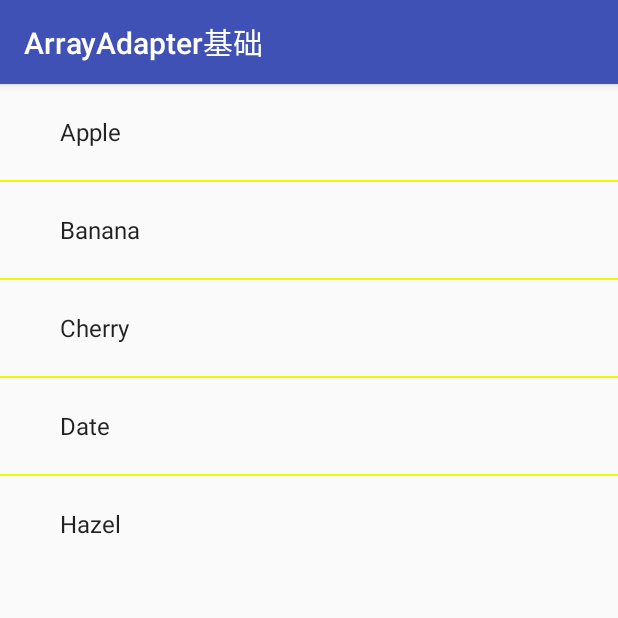
After one commit to LinTeX9527/AndroidStudyNote, an Android app: the TestArrayAdapterActivity screen opened directly, with no data from a screen before it, on a phone screen of 412 x 824 dp, the top half of it. The commit adds this screen. Run offline under Robolectric (Android 15) with nearby library versions, the phone set to English and light mode, and no system bars.

Commit message:
ArrayAdapter基础

```diff
--- a/runoob/src/main/AndroidManifest.xml
+++ b/runoob/src/main/AndroidManifest.xml
@@ -141,12 +141,9 @@
                 <category android:name="android.intent.category.DEFAULT" />
             </intent-filter>
         </activity>
-
-
         <activity
             android:name=".TestTimePickerActivity"
-            android:launchMode="singleInstance"
-            >
+            android:launchMode="singleInstance">
             <intent-filter>
                 <action android:name="com.lintex9527.runoob.TestTimePickerActivity" />
 
@@ -155,7 +152,17 @@
         </activity>
 
 
+        <activity
+            android:name=".TestArrayAdapterActivity"
+            android:label="@string/arrayadapter_attr"
+            android:launchMode="singleInstance"
+            >
+            <intent-filter>
+                <action android:name="com.lintex9527.runoob.TestArrayAdapterActivity"/>
+                <category android:name="android.intent.category.DEFAULT"/>
+            </intent-filter>
 
+        </activity>
     </application>
 
 </manifest>
--- a/runoob/src/main/java/com/lintex9527/runoob/MainActivity.java
+++ b/runoob/src/main/java/com/lintex9527/runoob/MainActivity.java
@@ -76,7 +76,7 @@ public class MainActivity extends AppCompatActivity {
         addTestItem(R.string.ratingbar_attr, "com.lintex9527.runoob.TestRatingBarActivity");
         addTestItem(R.string.scrollview_attr, "com.lintex9527.runoob.TestScrollViewActivity");
         addTestItem(R.string.datetime_attr, "com.lintex9527.runoob.TestTextClockActivity");
-
+        addTestItem(R.string.arrayadapter_attr, "com.lintex9527.runoob.TestArrayAdapterActivity");
 
     }
 
--- /dev/null
+++ b/runoob/src/main/java/com/lintex9527/runoob/TestArrayAdapterActivity.java
@@ -0,0 +1,53 @@
+package com.lintex9527.runoob;
+
+import android.support.v7.app.AppCompatActivity;
+import android.os.Bundle;
+import android.widget.ArrayAdapter;
+import android.widget.ListView;
+
+import java.util.ArrayList;
+
+/**
+ * Adapter 是MVC 模型中必不可少的一环，处在Controller这一部分，装载数据Model并且显示到View视图中。
+ * http://www.runoob.com/w3cnote/android-tutorial-adapter.html
+ *
+ * 这个案例展示最基本的ArrayAdapter用法。
+ */
+public class TestArrayAdapterActivity extends AppCompatActivity {
+
+
+    private ListView mListView;
+    private ArrayList<String> myarray;
+
+    @Override
+    protected void onCreate(Bundle savedInstanceState) {
+        super.onCreate(savedInstanceState);
+        setContentView(R.layout.activity_test_array_adapter);
+
+        initData();
+        initView();
+    }
+
+    /**
+     * 构建数据Model
+     */
+    private void initData() {
+        // 第一步：构造数据，获取数据（Model）
+        myarray = new ArrayList<String>();
+        myarray.add("Apple");
+        myarray.add("Banana");
+        myarray.add("Cherry");
+        myarray.add("Date");
+        myarray.add("Hazel");
+    }
+
+    private void initView(){
+
+        // 第二步，用合适的adapter来装载数据（Controller）
+        ArrayAdapter<String> adapter = new ArrayAdapter<String>(this, android.R.layout.simple_expandable_list_item_1, myarray);
+
+        // 第三步，用具体的ListView来显示adapter （View）
+        mListView = findViewById(R.id.listview01);
+        mListView.setAdapter(adapter);
+    }
+}
--- /dev/null
+++ b/runoob/src/main/res/layout/activity_test_array_adapter.xml
@@ -0,0 +1,20 @@
+<?xml version="1.0" encoding="utf-8"?>
+<LinearLayout xmlns:android="http://schemas.android.com/apk/res/android"
+    xmlns:app="http://schemas.android.com/apk/res-auto"
+    xmlns:tools="http://schemas.android.com/tools"
+    android:layout_width="match_parent"
+    android:layout_height="match_parent"
+    android:orientation="vertical"
+    tools:context=".TestArrayAdapterActivity">
+
+    <ListView
+        android:id="@+id/listview01"
+        android:layout_width="match_parent"
+        android:layout_height="wrap_content"
+        android:divider="@color/colorYellow"
+        android:dividerHeight="1dp"
+        >
+
+    </ListView>
+
+</LinearLayout>
--- a/runoob/src/main/res/values/strings.xml
+++ b/runoob/src/main/res/values/strings.xml
@@ -30,5 +30,6 @@
     <string name="ratingbar_attr">RatingBar基础</string>
     <string name="scrollview_attr">ScrollView基础</string>
     <string name="datetime_attr">时钟日期基础</string>
+    <string name="arrayadapter_attr">ArrayAdapter基础</string>
 
 </resources>
```
